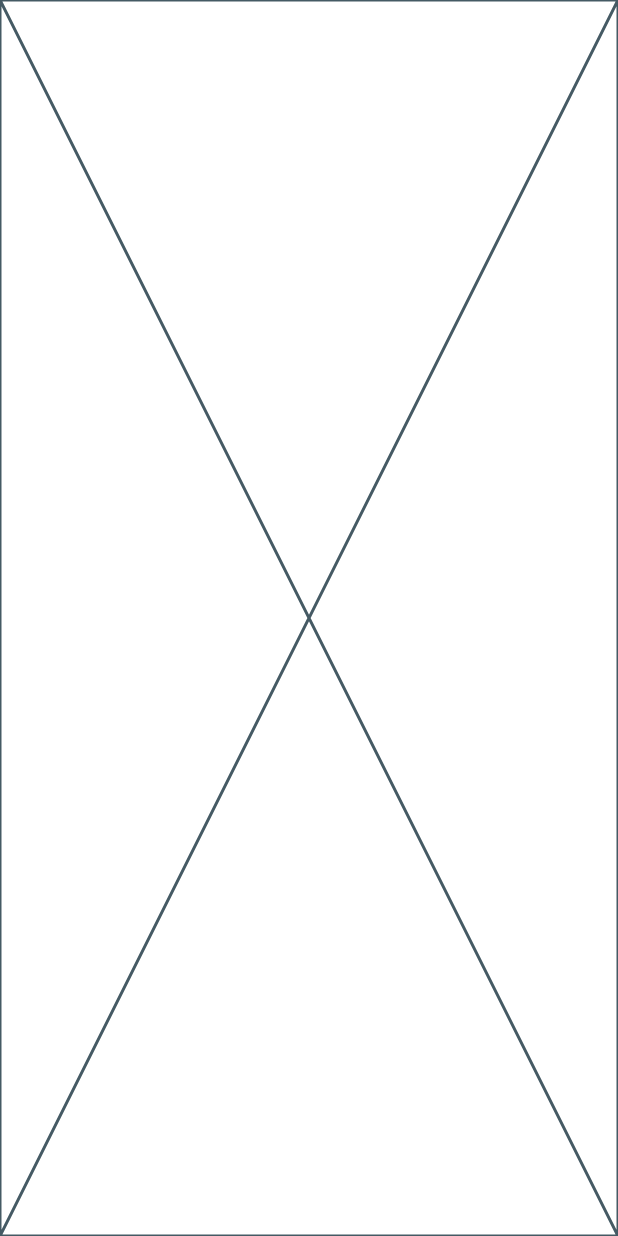
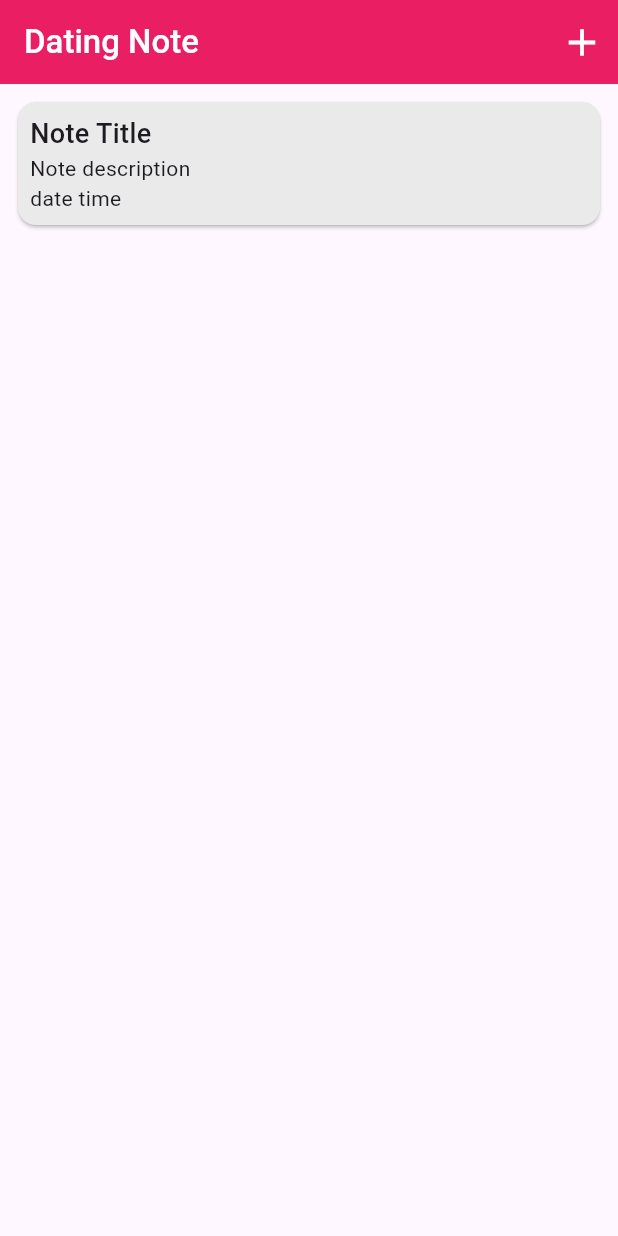
Before and after one commit to luonverak/Dating-Note-Flutter2-3, a Flutter app: the screen it shows after launch, on a phone screen of 412 x 824 dp. Run offline on Flutter 3.47's test engine with Material 3 defaults, Android fonts, the phone set to English and light mode, and no system bars; drawn by our look-alikes of flutter_slidable; our stand-ins replace sqflite; accounts and stored records are empty.

Commit message:
code commit

```diff
--- /dev/null
+++ b/lib/model/note_model.dart
@@ -0,0 +1,29 @@
+class NoteModel {
+  final int id;
+  final String title;
+  final String description;
+  final String time;
+
+  NoteModel({
+    required this.id,
+    required this.title,
+    required this.description,
+    required this.time,
+  });
+  // using for add & update data
+  Map<String, dynamic> fromJson() {
+    return ({
+      'id': id,
+      'title': title,
+      'description': description,
+      'time': time
+    });
+  }
+
+  // fetch data
+  NoteModel.toJson(Map<String, dynamic> res)
+      : id = res['id'],
+        title = res['title'],
+        description = res['description'],
+        time = res['time'];
+}
--- a/lib/view/home_screen.dart
+++ b/lib/view/home_screen.dart
@@ -1,10 +1,45 @@
 import 'package:flutter/material.dart';
+import 'package:local_storage/view/add_edit_screen.dart';
+import 'package:local_storage/widget/card_item.dart';
 
 class HomeScreen extends StatelessWidget {
   const HomeScreen({super.key});
 
   @override
   Widget build(BuildContext context) {
-    return const Placeholder();
+    return Scaffold(
+      appBar: AppBar(
+        backgroundColor: Colors.pink,
+        title: const Text(
+          "Dating Note",
+          style: TextStyle(
+            color: Colors.white,
+            fontWeight: FontWeight.w500,
+          ),
+        ),
+        actions: [
+          IconButton(
+            onPressed: () {
+              Navigator.push(
+                context,
+                MaterialPageRoute(
+                  builder: (context) => AddEditScreen(),
+                ),
+              );
+            },
+            icon: const Icon(
+              Icons.add,
+              size: 30,
+              color: Colors.white,
+            ),
+          ),
+        ],
+      ),
+      body: ListView(
+        children: [
+          CartItem(),
+        ],
+      ),
+    );
   }
 }
--- /dev/null
+++ b/lib/widget/card_item.dart
@@ -0,0 +1,68 @@
+import 'package:flutter/material.dart';
+import 'package:flutter_slidable/flutter_slidable.dart';
+
+import '../view/add_edit_screen.dart';
+
+class CartItem extends StatelessWidget {
+  const CartItem({super.key});
+
+  @override
+  Widget build(BuildContext context) {
+    return Padding(
+      padding: const EdgeInsets.all(8.0),
+      child: Slidable(
+        endActionPane: ActionPane(
+          motion: const DrawerMotion(),
+          children: [
+            SlidableAction(
+              borderRadius: BorderRadius.circular(10),
+              onPressed: (context) {
+                Navigator.push(
+                  context,
+                  MaterialPageRoute(
+                    builder: (context) => AddEditScreen(),
+                  ),
+                );
+              },
+              backgroundColor: Colors.green,
+              foregroundColor: Colors.white,
+              icon: Icons.edit,
+              label: 'Edit',
+            ),
+            SlidableAction(
+              borderRadius: BorderRadius.circular(10),
+              onPressed: (context) {},
+              backgroundColor: Colors.red,
+              foregroundColor: Colors.white,
+              icon: Icons.delete_forever,
+              label: 'Delete',
+            ),
+          ],
+        ),
+        child: const SizedBox(
+          width: double.infinity,
+          child: Card(
+            color: Color.fromARGB(255, 234, 234, 234),
+            child: Padding(
+              padding: EdgeInsets.all(8.0),
+              child: Column(
+                crossAxisAlignment: CrossAxisAlignment.start,
+                children: [
+                  Text(
+                    'Note Title',
+                    style: TextStyle(
+                      fontSize: 18,
+                      fontWeight: FontWeight.w500,
+                    ),
+                  ),
+                  Text('Note description'),
+                  Text('date time'),
+                ],
+              ),
+            ),
+          ),
+        ),
+      ),
+    );
+  }
+}
--- /dev/null
+++ b/lib/widget/colors_item.dart
@@ -0,0 +1,3 @@
+import 'package:flutter/material.dart';
+
+const Color whiteColor = Colors.white;
```
Also changed, not shown: lib/database/service_db.dart (added, +24 -0 lines), lib/view/add_edit_screen.dart (added, +62 -0 lines), lib/widget/input_field.dart (added, +24 -0 lines).
